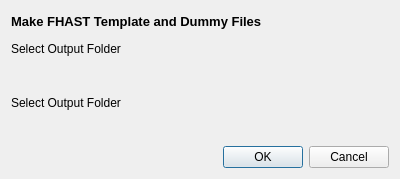
Above: profile/profiles/default/python/plugins/fhast_file/fhast_file_dialog_base.ui from pndphd/FHAST_2 before the change. Below: the same form after it.
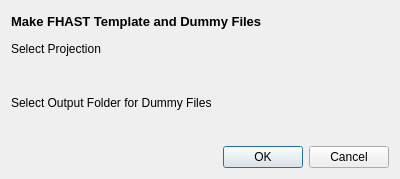
That is the form after the change. Custom widgets are drawn as their Qt base class.

Commit message: fixed labels in dummy file maker box

The edit to the form file:
```diff
--- a/profile/profiles/default/python/plugins/fhast_file/fhast_file_dialog_base.ui
+++ b/profile/profiles/default/python/plugins/fhast_file/fhast_file_dialog_base.ui
@@ -34,7 +34,7 @@
       <string>Select the CRS you want the shape fiels to be in.</string>
      </property>
      <property name="text">
-      <string>Select Output Folder</string>
+      <string>Select Projection</string>
      </property>
     </widget>
    </item>
@@ -47,7 +47,7 @@
       <string>Select the folder in which to create the dummy files.</string>
      </property>
      <property name="text">
-      <string>Select Output Folder</string>
+      <string>Select Output Folder for Dummy Files</string>
      </property>
     </widget>
    </item>
```
The commit also changes 7 other files.
